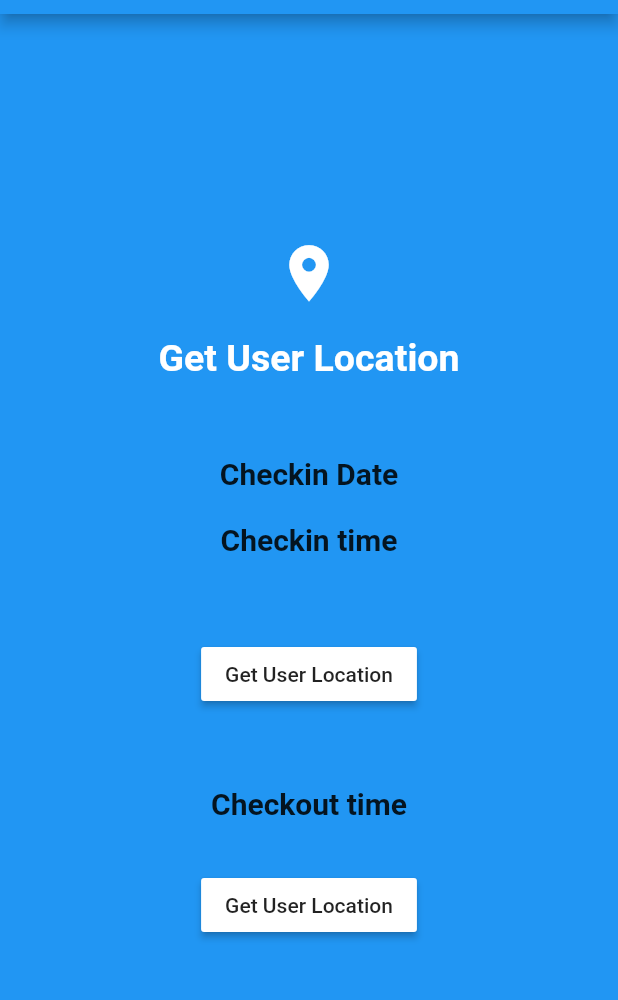
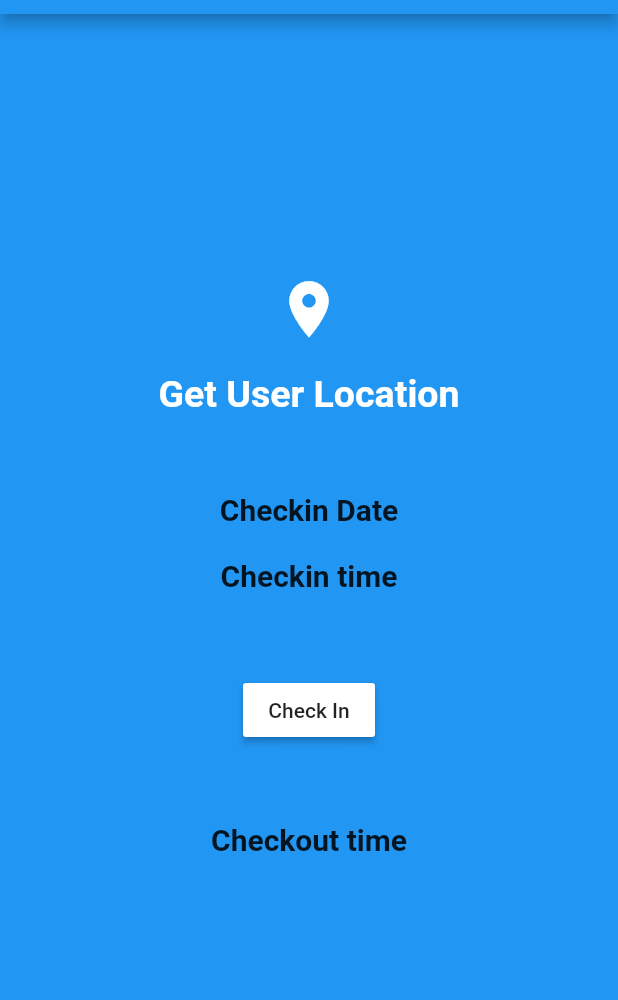
Before and after one commit to renuvkelkar/firebase_geolocator, a Flutter app: the screen it shows after launch, on a phone screen of 412 x 824 dp, the part 70-1070 px from its top. Run offline on Flutter 3.47's test engine with Material 2 defaults, Android fonts, the phone set to English and light mode, and no system bars; our stand-ins replace geolocator; missing offline and left inert: geocoder.

Commit message:
Adding toggle button for Checkin, Checkout

```diff
--- a/lib/pages/homepage.dart
+++ b/lib/pages/homepage.dart
@@ -11,6 +11,7 @@ class HomePage extends StatefulWidget {
 }
 
 class _HomePageState extends State<HomePage> {
+  bool isCheckin = false;
 
   var locationMessage = '';
   var locationMessage1 = '';
@@ -137,12 +138,20 @@ class _HomePageState extends State<HomePage> {
                 style: TextStyle(fontSize: 15, fontWeight: FontWeight.bold,)),
 
             // button for taking the location
-            MaterialButton(
+            !isCheckin?MaterialButton(
               color: Colors.white,
               onPressed: () {
                 getCurrentLocation();
+                isCheckin = true;
               },
-              child: Text("Get User Location"),
+              child: Text("Check In"),
+            ): MaterialButton(
+              color: Colors.white,
+              onPressed: () {
+                getCurrentLocation1();
+                isCheckin = false;
+              },
+              child: Text("Check Out "),
             ),
 
             SizedBox(
@@ -161,13 +170,7 @@ class _HomePageState extends State<HomePage> {
               fontSize: 20, fontWeight: FontWeight.bold,)),
             Text(CheckOuttimeMessage),
             Text(checkOutAddress),
-            MaterialButton(
-              color: Colors.white,
-              onPressed: () {
-                getCurrentLocation1();
-              },
-              child: Text("Get User Location"),
-            ),
+
 
             // FlatButton(
             //   color: Colors.white,
```
